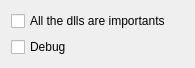
Above: plugins/PluginLoader/catchcopy-v0002/OptionsWidget.ui from alphaonex86/Ultracopier before the change. Below: the same form after it.
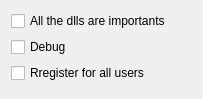
That is the form after the change.

Commit message: [Improvement] Re add option to inject to all user, seam fix for some Windows 10

The edit to the form file:
```diff
--- a/plugins/PluginLoader/catchcopy-v0002/OptionsWidget.ui
+++ b/plugins/PluginLoader/catchcopy-v0002/OptionsWidget.ui
@@ -6,8 +6,8 @@
    <rect>
     <x>0</x>
     <y>0</y>
-    <width>195</width>
-    <height>58</height>
+    <width>203</width>
+    <height>99</height>
    </rect>
   </property>
   <layout class="QVBoxLayout">
@@ -28,6 +28,13 @@
      </property>
     </widget>
    </item>
+   <item>
+    <widget class="QCheckBox" name="allUserIsImportant">
+     <property name="text">
+      <string>Rregister for all users</string>
+     </property>
+    </widget>
+   </item>
    <item>
     <spacer name="verticalSpacer">
      <property name="orientation">
```
The commit also changes 47 other files.
